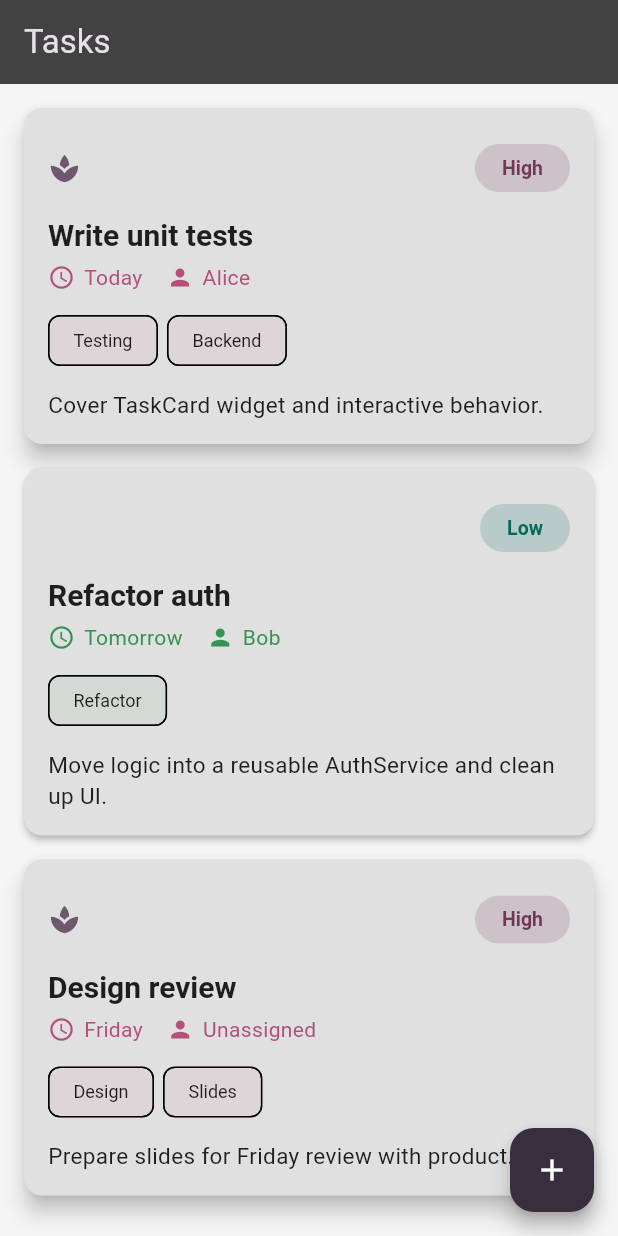
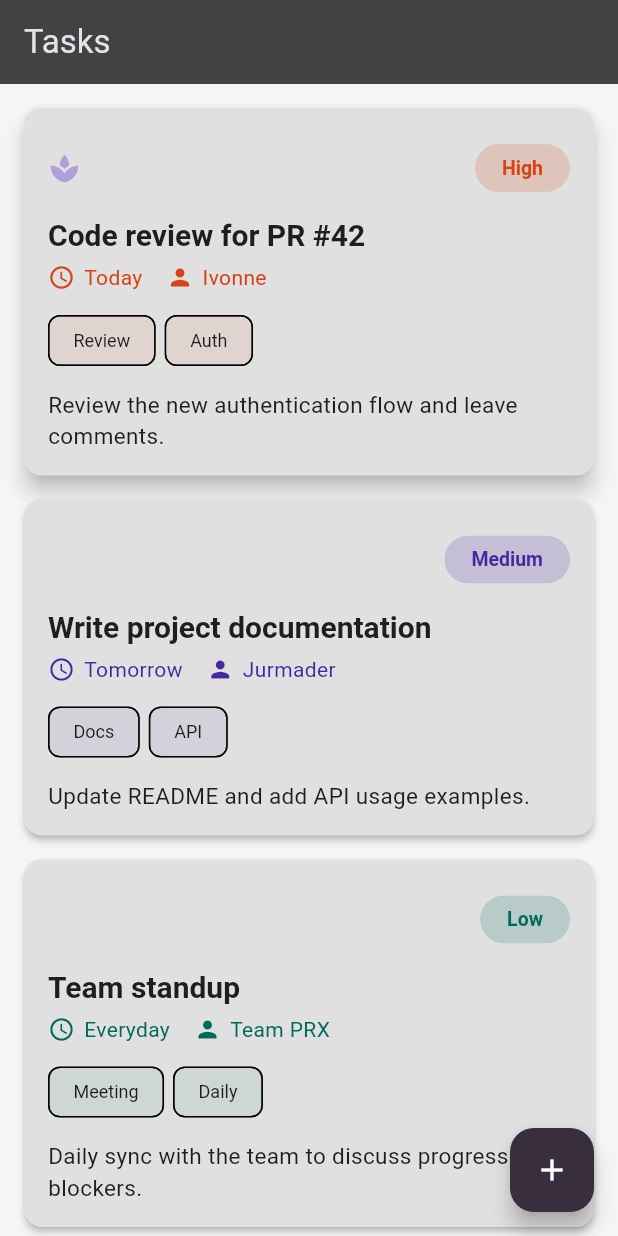
Before and after one commit to kkfhgsk1/ApplicationDEV, a Flutter app: the screen it shows after launch, on a phone screen of 412 x 824 dp. Run offline on Flutter 3.47's test engine with Material 3 defaults, Android fonts, the light colour scheme and no system bars.

Commit message:
D: extracted widgets and updated demo data

```diff
--- a/lib/main.dart
+++ b/lib/main.dart
@@ -1,5 +1,7 @@
 // main.dart
 import 'package:flutter/material.dart';
+import 'widgets/task_card.dart';
+import 'widgets/icon_label.dart';
 
 void main() => runApp(const TaskApp());
 
@@ -45,31 +47,49 @@
 
   static final _demoTasks = [
     {
-      'title': 'Write unit tests',
-      'description': 'Cover TaskCard widget and interactive behavior.',
+      'title': 'Code review for PR #42',
+      'description': 'Review the new authentication flow and leave comments.',
       'priority': 'High',
       'dueDate': 'Today',
-      'assignee': 'Alice',
-      'tags': 'Testing,Backend',
+      'assignee': 'Ivonne',
+      'tags': 'Review,Auth',
       'isImportant': 'true',
     },
     {
-      'title': 'Refactor auth',
-      'description': 'Move logic into a reusable AuthService and clean up UI.',
-      'priority': 'Low',
+      'title': 'Write project documentation',
+      'description': 'Update README and add API usage examples.',
+      'priority': 'Medium',
       'dueDate': 'Tomorrow',
-      'assignee': 'Bob',
-      'tags': 'Refactor',
+      'assignee': 'Jurmader',
+      'tags': 'Docs,API',
       'isImportant': 'false',
     },
     {
-      'title': 'Design review',
-      'description': 'Prepare slides for Friday review with product.',
+      'title': 'Team standup',
+      'description': 'Daily sync with the team to discuss progress and blockers.',
+      'priority': 'Low',
+      'dueDate': 'Everyday',
+      'assignee': 'Team PRX',
+      'tags': 'Meeting,Daily',
+      'isImportant': 'false',
+    },
+    {
+      'title': 'Deploy to staging',
+      'description': 'Push the latest build to the staging environment for QA.',
       'priority': 'High',
       'dueDate': 'Friday',
-      'assignee': 'Unassigned',
-      'tags': 'Design,Slides',
+      'assignee': 'Hweilover9000',
+      'tags': 'Deploy,QA',
       'isImportant': 'true',
+    },
+    {
+      'title': 'Update dependencies',
+      'description': 'Run pub upgrade and test for breaking changes.',
+      'priority': 'Medium',
+      'dueDate': 'Next week',
+      'assignee': 'liadan',
+      'tags': 'Maintenance',
+      'isImportant': 'false',
     },
   ];
 
@@ -188,155 +208,4 @@
   }
 }
 
-/// ---------------------------
-/// Widget: TaskCard (Stateless)
-/// ---------------------------
-/// You can extract this to its own file: widgets/task_card.dart
-class TaskCard extends StatelessWidget {
-  final String title;
-  final String description;
-  final String priority;
-  final String dueDate;
-  final String assignee;
-  final String tags;
-  final String isImportant;
-
-  const TaskCard({
-    super.key,
-    required this.title,
-    required this.description,
-    required this.priority,
-    required this.dueDate,
-    required this.assignee,
-    required this.tags,
-    required this.isImportant,
-  });
-
-  @override
-  Widget build(BuildContext context) {
-    final Color priorityColor = priority.toLowerCase() == 'high' ? const Color.fromARGB(255, 180, 80, 122) : const Color.fromARGB(255, 53, 148, 81);
-    final List<String> tagList = tags.isNotEmpty ? tags.split(',') : [];
-    final bool important = isImportant.toLowerCase() == 'true';
-    return Card(
-      elevation: important ? 6 : 2,
-      child: Padding(
-        padding: const EdgeInsets.all(16),
-        child: Column(
-          crossAxisAlignment: CrossAxisAlignment.start,
-          children: [
-            Row(
-              children: [
-                if (important)
-                  const Icon(Icons.spa, color: Color.fromARGB(255, 109, 88, 110), size: 22), // Lotus icon, pastel purple
-                const Spacer(),
-                _PriorityBadge(priority: priority),
-              ],
-            ),
-            const SizedBox(height: 8),
-            Text(
-              title,
-              style: Theme.of(context).textTheme.titleLarge?.copyWith(
-                fontWeight: FontWeight.bold,
-                fontSize: 20,
-              ),
-            ),
-            const SizedBox(height: 6),
-            Row(
-              children: [
-                IconLabel(
-                  icon: Icons.access_time,
-                  label: dueDate,
-                  color: priorityColor,
-                ),
-                const SizedBox(width: 16),
-                IconLabel(
-                  icon: Icons.person,
-                  label: assignee,
-                  color: priorityColor,
-                ),
-              ],
-            ),
-            const SizedBox(height: 8),
-            if (tagList.isNotEmpty)
-              Wrap(
-                spacing: 6,
-                children: tagList.map((tag) => Chip(
-                  label: Text(tag, style: const TextStyle(fontSize: 12)),
-                  backgroundColor: priorityColor.withOpacity(0.08),
-                  shape: RoundedRectangleBorder(
-                    borderRadius: BorderRadius.circular(8),
-                  ),
-                )).toList(),
-              ),
-            if (tagList.isNotEmpty) const SizedBox(height: 8),
-            Text(
-              description,
-              maxLines: 2,
-              overflow: TextOverflow.ellipsis,
-              style: Theme.of(context).textTheme.bodyMedium?.copyWith(fontSize: 15),
-            ),
-          ],
-        ),
-      ),
-    );
-  }
-}
-
-/// Small private sub-widget (extractable)
-class _PriorityBadge extends StatelessWidget {
-  final String priority;
-  const _PriorityBadge({super.key, required this.priority});
-
-  Color get _color => priority.toLowerCase() == 'high'
-      ? const Color.fromARGB(255, 112, 55, 88) // Darker orange
-      : priority.toLowerCase() == 'low'
-          ? const Color(0xFF00695C) // Darker teal
-          : const Color(0xFF4527A0); // Darker purple
-
-  @override
-  Widget build(BuildContext context) {
-    return Chip(
-      label: Text(
-        priority,
-        style: TextStyle(
-          color: _color,
-          fontWeight: FontWeight.w600,
-          fontSize: 13,
-        ),
-      ),
-      backgroundColor: _color.withOpacity(0.18),
-      shape: RoundedRectangleBorder(
-        borderRadius: BorderRadius.circular(16),
-      ),
-      side: BorderSide.none,
-      padding: const EdgeInsets.symmetric(horizontal: 10, vertical: 2),
-    );
-  }
-}
-
-/// ---------------------------
-/// Reusable IconLabel widget
-/// ---------------------------
-class IconLabel extends StatelessWidget {
-  final IconData icon;
-  final String label;
-  final Color? color; // Optional color parameter
-  const IconLabel({super.key, required this.icon, required this.label, this.color});
-
-  @override
-  Widget build(BuildContext context) {
-    return Row(
-      children: [
-        Icon(icon, size: 18, color: color),
-        const SizedBox(width: 6),
-        Text(
-          label,
-          style: Theme.of(context).textTheme.bodyMedium?.copyWith(
-            color: color,
-            fontSize: 14,
-          ),
-        ),
-      ],
-    );
-  }
-}
+// ...existing code...
--- /dev/null
+++ b/lib/widgets/icon_label.dart
@@ -0,0 +1,25 @@
+import 'package:flutter/material.dart';
+
+class IconLabel extends StatelessWidget {
+  final IconData icon;
+  final String label;
+  final Color? color;
+  const IconLabel({super.key, required this.icon, required this.label, this.color});
+
+  @override
+  Widget build(BuildContext context) {
+    return Row(
+      children: [
+        Icon(icon, size: 18, color: color),
+        const SizedBox(width: 6),
+        Text(
+          label,
+          style: Theme.of(context).textTheme.bodyMedium?.copyWith(
+                color: color,
+                fontSize: 14,
+              ),
+        ),
+      ],
+    );
+  }
+}
--- /dev/null
+++ b/lib/widgets/task_card.dart
@@ -0,0 +1,124 @@
+import 'package:flutter/material.dart';
+import 'icon_label.dart';
+
+class TaskCard extends StatelessWidget {
+  final String title;
+  final String description;
+  final String priority;
+  final String dueDate;
+  final String assignee;
+  final String tags;
+  final String isImportant;
+
+  const TaskCard({
+    super.key,
+    required this.title,
+    required this.description,
+    required this.priority,
+    required this.dueDate,
+    required this.assignee,
+    required this.tags,
+    required this.isImportant,
+  });
+
+  @override
+  Widget build(BuildContext context) {
+    final Color priorityColor = priority.toLowerCase() == 'high' ? const Color(0xFFD84315) :
+      priority.toLowerCase() == 'low' ? const Color(0xFF00695C) : const Color(0xFF4527A0);
+    final List<String> tagList = tags.isNotEmpty ? tags.split(',') : [];
+    final bool important = isImportant.toLowerCase() == 'true';
+    return Card(
+      elevation: important ? 6 : 2,
+      child: Padding(
+        padding: const EdgeInsets.all(16),
+        child: Column(
+          crossAxisAlignment: CrossAxisAlignment.start,
+          children: [
+            Row(
+              children: [
+                if (important)
+                  const Icon(Icons.spa, color: Color(0xFFB39DDB), size: 22),
+                const Spacer(),
+                _PriorityBadge(priority: priority),
+              ],
+            ),
+            const SizedBox(height: 8),
+            Text(
+              title,
+              style: Theme.of(context).textTheme.titleLarge?.copyWith(
+                    fontWeight: FontWeight.bold,
+                    fontSize: 20,
+                  ),
+            ),
+            const SizedBox(height: 6),
+            Row(
+              children: [
+                IconLabel(
+                  icon: Icons.access_time,
+                  label: dueDate,
+                  color: priorityColor,
+                ),
+                const SizedBox(width: 16),
+                IconLabel(
+                  icon: Icons.person,
+                  label: assignee,
+                  color: priorityColor,
+                ),
+              ],
+            ),
+            const SizedBox(height: 8),
+            if (tagList.isNotEmpty)
+              Wrap(
+                spacing: 6,
+                children: tagList.map((tag) => Chip(
+                  label: Text(tag, style: const TextStyle(fontSize: 12)),
+                  backgroundColor: priorityColor.withOpacity(0.08),
+                  shape: RoundedRectangleBorder(
+                    borderRadius: BorderRadius.circular(8),
+                  ),
+                )).toList(),
+              ),
+            if (tagList.isNotEmpty) const SizedBox(height: 8),
+            Text(
+              description,
+              maxLines: 2,
+              overflow: TextOverflow.ellipsis,
+              style: Theme.of(context).textTheme.bodyMedium?.copyWith(fontSize: 15),
+            ),
+          ],
+        ),
+      ),
+    );
+  }
+}
+
+class _PriorityBadge extends StatelessWidget {
+  final String priority;
+  const _PriorityBadge({super.key, required this.priority});
+
+  Color get _color => priority.toLowerCase() == 'high'
+      ? const Color(0xFFD84315)
+      : priority.toLowerCase() == 'low'
+          ? const Color(0xFF00695C)
+          : const Color(0xFF4527A0);
+
+  @override
+  Widget build(BuildContext context) {
+    return Chip(
+      label: Text(
+        priority,
+        style: TextStyle(
+          color: _color,
+          fontWeight: FontWeight.w600,
+          fontSize: 13,
+        ),
+      ),
+      backgroundColor: _color.withOpacity(0.18),
+      shape: RoundedRectangleBorder(
+        borderRadius: BorderRadius.circular(16),
+      ),
+      side: BorderSide.none,
+      padding: const EdgeInsets.symmetric(horizontal: 10, vertical: 2),
+    );
+  }
+}
```
